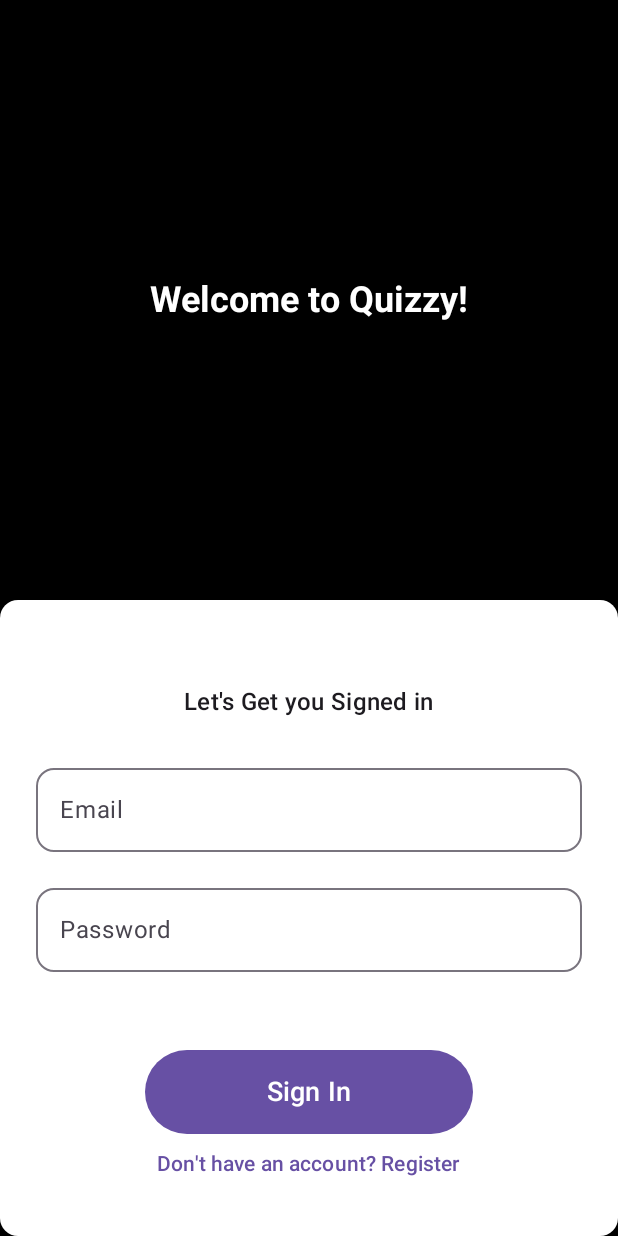
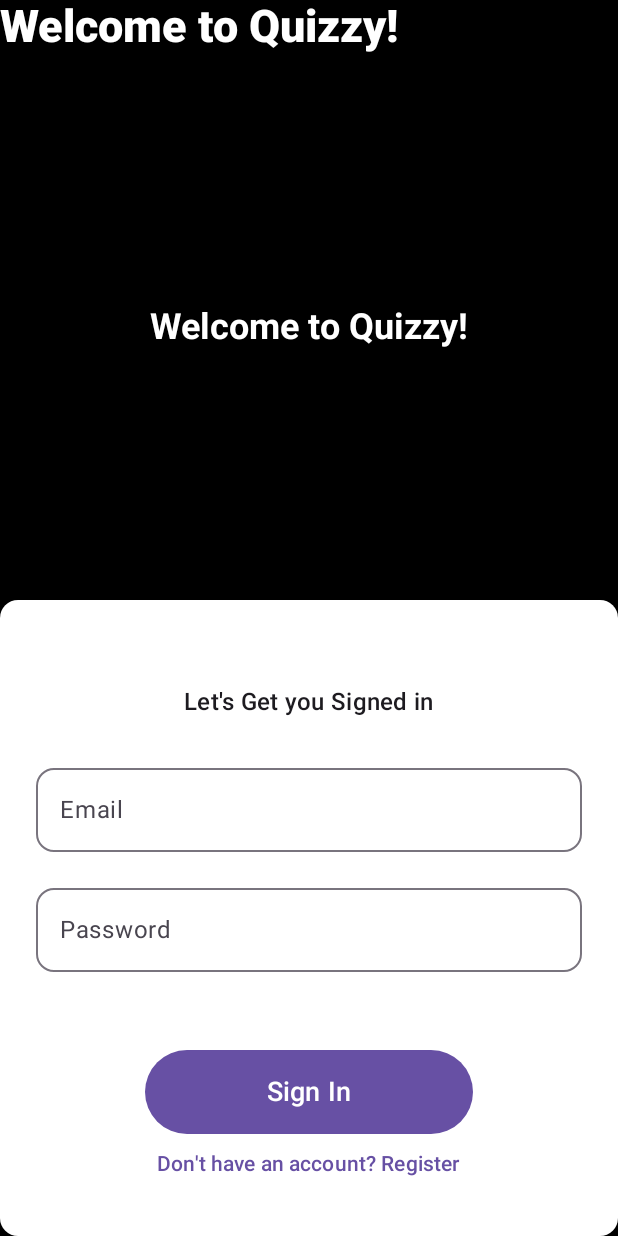
Before and after one commit to ABHI15032000/Login_flow_firebase, an Android app built with Jetpack Compose: the screen it shows after launch (MainActivity), on a phone screen of 412 x 824 dp. Run offline under Robolectric (Android 15) with nearby library versions, the phone set to English and light mode, and no system bars; our stand-ins replace Firebase (no records; nobody signed in at launch, a user with empty details on screens opened directly).

Commit message:
User sign in and register

```diff
--- a/app/src/main/java/com/example/pwloginapp/MainActivity.kt
+++ b/app/src/main/java/com/example/pwloginapp/MainActivity.kt
@@ -23,7 +23,8 @@ class MainActivity : ComponentActivity() {
 
             when {
                 isLoggedIn -> {
-                    StudentDashboardScreen().DashboardScreen()
+                    StudentDashboardScreen().DashboardScreen(onLogout = { isLoggedIn = false }
+                    )
                 }
 
                 showRegister -> {
--- a/app/src/main/java/com/example/pwloginapp/ui/theme/home/StudentDashboardScreen.kt
+++ b/app/src/main/java/com/example/pwloginapp/ui/theme/home/StudentDashboardScreen.kt
@@ -73,7 +73,8 @@ class StudentDashboardScreen {
     private val PurplePrimary = Color(0xFF673AB7)
 
     @Composable
-    fun DashboardScreen(viewModel: DashBoardViewModel = koinViewModel()) {
+    fun DashboardScreen(viewModel: DashBoardViewModel = koinViewModel(),
+                        onLogout: () -> Unit) {
         val state by viewModel.uiState.collectAsState()
 
         var showNotificationsSettings by rememberSaveable { mutableStateOf(false) }
--- a/app/src/main/java/com/example/pwloginapp/ui/theme/login/LoginScreen.kt
+++ b/app/src/main/java/com/example/pwloginapp/ui/theme/login/LoginScreen.kt
@@ -1,3 +1,4 @@
+import androidx.compose.foundation.Image
 import androidx.compose.foundation.layout.Box
 import androidx.compose.foundation.layout.Column
 import androidx.compose.foundation.layout.Spacer
@@ -21,9 +22,11 @@ import androidx.compose.runtime.LaunchedEffect
 import androidx.compose.ui.Alignment
 import androidx.compose.ui.Modifier
 import androidx.compose.ui.graphics.Color
+import androidx.compose.ui.res.painterResource
 import androidx.compose.ui.text.font.FontWeight
 import androidx.compose.ui.unit.dp
 import androidx.compose.ui.unit.sp
+import com.example.pwloginapp.R
 import com.example.pwloginapp.ui.theme.login.AuthViewModel
 import org.koin.androidx.compose.koinViewModel
 
@@ -44,6 +47,13 @@ fun LoginScreen(
                 .fillMaxSize()
                 .padding(paddingValues)
         ) {
+            Text(
+                "Welcome to Quizzy!",
+                color = Color.White,
+                fontSize = 30.sp, // Slightly larger font size
+                fontWeight = FontWeight.ExtraBold
+            )
+
             Box(
                 modifier = Modifier
                     .weight(1f)
```
Also changed, not shown: app/src/main/java/com/example/pwloginapp/ui/theme/home/NotificationScreen.kt (+6 -12 lines), app/src/main/res/drawable/top_creative.png (added).
